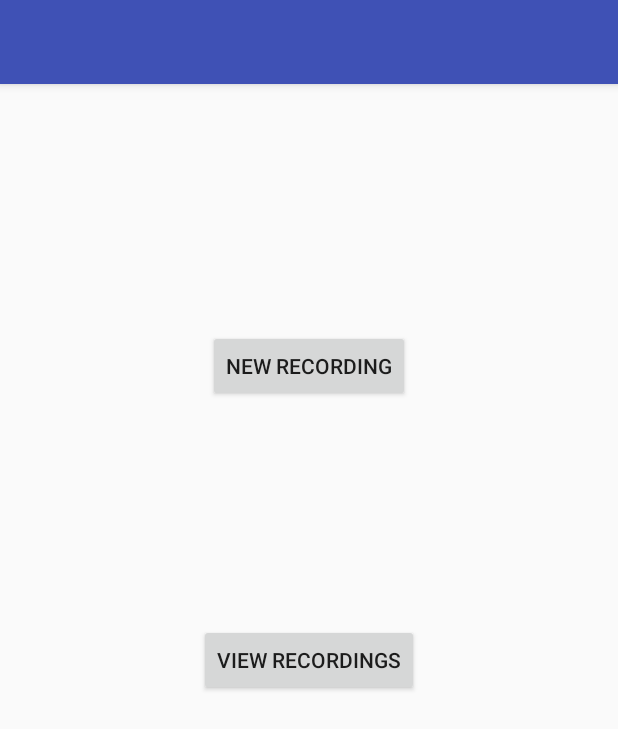
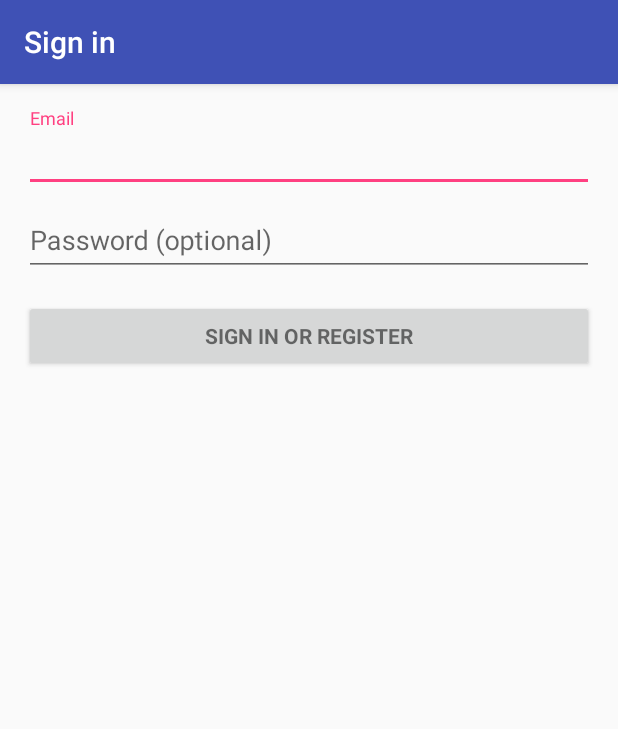
Before and after one commit to sriramoman/CSE535, an Android app: the screen it shows after launch (HomeScreen before the commit, LoginActivity after it), on a phone screen of 412 x 824 dp. Shown: the top 729 px of the screen. Run offline under Robolectric (Android 15) with nearby library versions, the phone set to English and light mode, and no system bars; 2 statements that could not run were skipped.

Commit message:
sample login

```diff
--- /dev/null
+++ b/McProject/app/src/main/java/com/example/dhiraj/mcproject/LoginActivity.java
@@ -0,0 +1,352 @@
+package com.example.dhiraj.mcproject;
+
+import android.animation.Animator;
+import android.animation.AnimatorListenerAdapter;
+import android.annotation.TargetApi;
+import android.content.Intent;
+import android.content.pm.PackageManager;
+import android.support.annotation.NonNull;
+import android.support.design.widget.Snackbar;
+import android.support.v7.app.AppCompatActivity;
+import android.app.LoaderManager.LoaderCallbacks;
+
+import android.content.CursorLoader;
+import android.content.Loader;
+import android.database.Cursor;
+import android.net.Uri;
+import android.os.AsyncTask;
+
+import android.os.Build;
+import android.os.Bundle;
+import android.provider.ContactsContract;
+import android.text.TextUtils;
+import android.view.KeyEvent;
+import android.view.View;
+import android.view.View.OnClickListener;
+import android.view.inputmethod.EditorInfo;
+import android.widget.ArrayAdapter;
+import android.widget.AutoCompleteTextView;
+import android.widget.Button;
+import android.widget.EditText;
+import android.widget.TextView;
+
+import java.util.ArrayList;
+import java.util.List;
+
+import static android.Manifest.permission.READ_CONTACTS;
+
+/**
+ * A login screen that offers login via email/password.
+ */
+public class LoginActivity extends AppCompatActivity implements LoaderCallbacks<Cursor> {
+
+    /**
+     * Id to identity READ_CONTACTS permission request.
+     */
+    private static final int REQUEST_READ_CONTACTS = 0;
+
+    /**
+     * A dummy authentication store containing known user names and passwords.
+     * TODO: remove after connecting to a real authentication system.
+     */
+    private static final String[] DUMMY_CREDENTIALS = new String[]{
+            "foo@example.com:hello", "bar@example.com:world"
+    };
+    /**
+     * Keep track of the login task to ensure we can cancel it if requested.
+     */
+    private UserLoginTask mAuthTask = null;
+
+    // UI references.
+    private AutoCompleteTextView mEmailView;
+    private EditText mPasswordView;
+    private View mProgressView;
+    private View mLoginFormView;
+
+    @Override
+    protected void onCreate(Bundle savedInstanceState) {
+        super.onCreate(savedInstanceState);
+        setContentView(R.layout.activity_login);
+        // Set up the login form.
+        mEmailView = (AutoCompleteTextView) findViewById(R.id.email);
+        populateAutoComplete();
+
+        mPasswordView = (EditText) findViewById(R.id.password);
+        mPasswordView.setOnEditorActionListener(new TextView.OnEditorActionListener() {
+            @Override
+            public boolean onEditorAction(TextView textView, int id, KeyEvent keyEvent) {
+                if (id == R.id.login || id == EditorInfo.IME_NULL) {
+                    attemptLogin();
+                    return true;
+                }
+                return false;
+            }
+        });
+
+        Button mEmailSignInButton = (Button) findViewById(R.id.email_sign_in_button);
+        mEmailSignInButton.setOnClickListener(new OnClickListener() {
+            @Override
+            public void onClick(View view) {
+                attemptLogin();
+            }
+        });
+
+        mLoginFormView = findViewById(R.id.login_form);
+        mProgressView = findViewById(R.id.login_progress);
+    }
+
+    private void populateAutoComplete() {
+        if (!mayRequestContacts()) {
+            return;
+        }
+
+        getLoaderManager().initLoader(0, null, this);
+    }
+
+    private boolean mayRequestContacts() {
+        if (Build.VERSION.SDK_INT < Build.VERSION_CODES.M) {
+            return true;
+        }
+        if (checkSelfPermission(READ_CONTACTS) == PackageManager.PERMISSION_GRANTED) {
+            return true;
+        }
+        if (shouldShowRequestPermissionRationale(READ_CONTACTS)) {
+            Snackbar.make(mEmailView, R.string.permission_rationale, Snackbar.LENGTH_INDEFINITE)
+                    .setAction(android.R.string.ok, new View.OnClickListener() {
+                        @Override
+                        @TargetApi(Build.VERSION_CODES.M)
+                        public void onClick(View v) {
+                            requestPermissions(new String[]{READ_CONTACTS}, REQUEST_READ_CONTACTS);
+                        }
+                    });
+        } else {
+            requestPermissions(new String[]{READ_CONTACTS}, REQUEST_READ_CONTACTS);
+        }
+        return false;
+    }
+
+    /**
+     * Callback received when a permissions request has been completed.
+     */
+    @Override
+    public void onRequestPermissionsResult(int requestCode, @NonNull String[] permissions,
+                                           @NonNull int[] grantResults) {
+        if (requestCode == REQUEST_READ_CONTACTS) {
+            if (grantResults.length == 1 && grantResults[0] == PackageManager.PERMISSION_GRANTED) {
+                populateAutoComplete();
+            }
+        }
+    }
+
+
+    /**
+     * Attempts to sign in or register the account specified by the login form.
+     * If there are form errors (invalid email, missing fields, etc.), the
+     * errors are presented and no actual login attempt is made.
+     */
+    private void attemptLogin() {
+        if (mAuthTask != null) {
+            return;
+        }
+
+        // Reset errors.
+        mEmailView.setError(null);
+        mPasswordView.setError(null);
+
+        // Store values at the time of the login attempt.
+        String email = mEmailView.getText().toString();
+        String password = mPasswordView.getText().toString();
+
+        boolean cancel = false;
+        View focusView = null;
+
+        // Check for a valid password, if the user entered one.
+        if (!TextUtils.isEmpty(password) && !isPasswordValid(password)) {
+            mPasswordView.setError(getString(R.string.error_invalid_password));
+            focusView = mPasswordView;
+            cancel = true;
+        }
+
+        // Check for a valid email address.
+        if (TextUtils.isEmpty(email)) {
+            mEmailView.setError(getString(R.string.error_field_required));
+            focusView = mEmailView;
+            cancel = true;
+        } else if (!isEmailValid(email)) {
+            mEmailView.setError(getString(R.string.error_invalid_email));
+            focusView = mEmailView;
+            cancel = true;
+        }
+
+        if (cancel) {
+            // There was an error; don't attempt login and focus the first
+            // form field with an error.
+            focusView.requestFocus();
+        } else {
+            // Show a progress spinner, and kick off a background task to
+            // perform the user login attempt.
+            showProgress(true);
+            mAuthTask = new UserLoginTask(email, password);
+            mAuthTask.execute((Void) null);
+        }
+    }
+
+    private boolean isEmailValid(String email) {
+        //TODO: Replace this with your own logic
+        return email.contains("@");
+    }
+
+    private boolean isPasswordValid(String password) {
+        //TODO: Replace this with your own logic
+        return password.length() > 4;
+    }
+
+    /**
+     * Shows the progress UI and hides the login form.
+     */
+    @TargetApi(Build.VERSION_CODES.HONEYCOMB_MR2)
+    private void showProgress(final boolean show) {
+        // On Honeycomb MR2 we have the ViewPropertyAnimator APIs, which allow
+        // for very easy animations. If available, use these APIs to fade-in
+        // the progress spinner.
+        if (Build.VERSION.SDK_INT >= Build.VERSION_CODES.HONEYCOMB_MR2) {
+            int shortAnimTime = getResources().getInteger(android.R.integer.config_shortAnimTime);
+
+            mLoginFormView.setVisibility(show ? View.GONE : View.VISIBLE);
+            mLoginFormView.animate().setDuration(shortAnimTime).alpha(
+                    show ? 0 : 1).setListener(new AnimatorListenerAdapter() {
+                @Override
+                public void onAnimationEnd(Animator animation) {
+                    mLoginFormView.setVisibility(show ? View.GONE : View.VISIBLE);
+                }
+            });
+
+            mProgressView.setVisibility(show ? View.VISIBLE : View.GONE);
+            mProgressView.animate().setDuration(shortAnimTime).alpha(
+                    show ? 1 : 0).setListener(new AnimatorListenerAdapter() {
+                @Override
+                public void onAnimationEnd(Animator animation) {
+                    mProgressView.setVisibility(show ? View.VISIBLE : View.GONE);
+                }
+            });
+        } else {
+            // The ViewPropertyAnimator APIs are not available, so simply show
+            // and hide the relevant UI components.
+            mProgressView.setVisibility(show ? View.VISIBLE : View.GONE);
+            mLoginFormView.setVisibility(show ? View.GONE : View.VISIBLE);
+        }
+    }
+
+    @Override
+    public Loader<Cursor> onCreateLoader(int i, Bundle bundle) {
+        return new CursorLoader(this,
+                // Retrieve data rows for the device user's 'profile' contact.
+                Uri.withAppendedPath(ContactsContract.Profile.CONTENT_URI,
+                        ContactsContract.Contacts.Data.CONTENT_DIRECTORY), ProfileQuery.PROJECTION,
+
+                // Select only email addresses.
+                ContactsContract.Contacts.Data.MIMETYPE +
+                        " = ?", new String[]{ContactsContract.CommonDataKinds.Email
+                .CONTENT_ITEM_TYPE},
+
+                // Show primary email addresses first. Note that there won't be
+                // a primary email address if the user hasn't specified one.
+                ContactsContract.Contacts.Data.IS_PRIMARY + " DESC");
+    }
+
+    @Override
+    public void onLoadFinished(Loader<Cursor> cursorLoader, Cursor cursor) {
+        List<String> emails = new ArrayList<>();
+        cursor.moveToFirst();
+        while (!cursor.isAfterLast()) {
+            emails.add(cursor.getString(ProfileQuery.ADDRESS));
+            cursor.moveToNext();
+        }
+
+        addEmailsToAutoComplete(emails);
+    }
+
+    @Override
+    public void onLoaderReset(Loader<Cursor> cursorLoader) {
+
+    }
+
+    private void addEmailsToAutoComplete(List<String> emailAddressCollection) {
+        //Create adapter to tell the AutoCompleteTextView what to show in its dropdown list.
+        ArrayAdapter<String> adapter =
+                new ArrayAdapter<>(LoginActivity.this,
+                        android.R.layout.simple_dropdown_item_1line, emailAddressCollection);
+
+        mEmailView.setAdapter(adapter);
+    }
+
+
+    private interface ProfileQuery {
+        String[] PROJECTION = {
+                ContactsContract.CommonDataKinds.Email.ADDRESS,
+                ContactsContract.CommonDataKinds.Email.IS_PRIMARY,
+        };
+
+        int ADDRESS = 0;
+        int IS_PRIMARY = 1;
+    }
+
+    /**
+     * Represents an asynchronous login/registration task used to authenticate
+     * the user.
+     */
+    public class UserLoginTask extends AsyncTask<Void, Void, Boolean> {
+
+        private final String mEmail;
+        private final String mPassword;
+
+        UserLoginTask(String email, String password) {
+            mEmail = email;
+            mPassword = password;
+        }
+
+        @Override
+        protected Boolean doInBackground(Void... params) {
+            // TODO: attempt authentication against a network service.
+
+            try {
+                // Simulate network access.
+                Thread.sleep(2000);
+            } catch (InterruptedException e) {
+                return false;
+            }
+
+            for (String credential : DUMMY_CREDENTIALS) {
+                String[] pieces = credential.split(":");
+                if (pieces[0].equals(mEmail)) {
+                    // Account exists, return true if the password matches.
+                    return pieces[1].equals(mPassword);
+                }
+            }
+
+            // TODO: register the new account here.
+            return false;// Changed
+        }
+
+        @Override
+        protected void onPostExecute(final Boolean success) {
+            mAuthTask = null;
+            showProgress(false);
+
+            if (success) {
+                finish();
+                Intent intent = new Intent(LoginActivity.this, HomeScreen.class);
+                startActivity(intent);
+            } else {
+                mPasswordView.setError(getString(R.string.error_incorrect_password));
+                mPasswordView.requestFocus();
+            }
+        }
+
+        @Override
+        protected void onCancelled() {
+            mAuthTask = null;
+            showProgress(false);
+        }
+    }
+}
--- /dev/null
+++ b/McProject/app/src/main/res/layout/activity_login.xml
@@ -0,0 +1,77 @@
+<LinearLayout xmlns:android="http://schemas.android.com/apk/res/android"
+    xmlns:tools="http://schemas.android.com/tools"
+    android:layout_width="match_parent"
+    android:layout_height="match_parent"
+    android:gravity="center_horizontal"
+    android:orientation="vertical"
+    android:paddingBottom="@dimen/activity_vertical_margin"
+    android:paddingLeft="@dimen/activity_horizontal_margin"
+    android:paddingRight="@dimen/activity_horizontal_margin"
+    android:paddingTop="@dimen/activity_vertical_margin"
+    tools:context="com.example.dhiraj.mcproject.LoginActivity">
+
+    <!-- Login progress -->
+    <ProgressBar
+        android:id="@+id/login_progress"
+        style="?android:attr/progressBarStyleLarge"
+        android:layout_width="wrap_content"
+        android:layout_height="wrap_content"
+        android:layout_marginBottom="8dp"
+        android:visibility="gone" />
+
+    <ScrollView
+        android:id="@+id/login_form"
+        android:layout_width="match_parent"
+        android:layout_height="match_parent">
+
+        <LinearLayout
+            android:id="@+id/email_login_form"
+            android:layout_width="match_parent"
+            android:layout_height="wrap_content"
+            android:orientation="vertical">
+
+            <android.support.design.widget.TextInputLayout
+                android:layout_width="match_parent"
+                android:layout_height="wrap_content">
+
+                <AutoCompleteTextView
+                    android:id="@+id/email"
+                    android:layout_width="match_parent"
+                    android:layout_height="wrap_content"
+                    android:hint="@string/prompt_email"
+                    android:inputType="textEmailAddress"
+                    android:maxLines="1"
+                    android:singleLine="true" />
+
+            </android.support.design.widget.TextInputLayout>
+
+            <android.support.design.widget.TextInputLayout
+                android:layout_width="match_parent"
+                android:layout_height="wrap_content">
+
+                <EditText
+                    android:id="@+id/password"
+                    android:layout_width="match_parent"
+                    android:layout_height="wrap_content"
+                    android:hint="@string/prompt_password"
+                    android:imeActionId="@+id/login"
+                    android:imeActionLabel="@string/action_sign_in_short"
+                    android:imeOptions="actionUnspecified"
+                    android:inputType="textPassword"
+                    android:maxLines="1"
+                    android:singleLine="true" />
+
+            </android.support.design.widget.TextInputLayout>
+
+            <Button
+                android:id="@+id/email_sign_in_button"
+                style="?android:textAppearanceSmall"
+                android:layout_width="match_parent"
+                android:layout_height="wrap_content"
+                android:layout_marginTop="16dp"
+                android:text="@string/action_sign_in"
+                android:textStyle="bold" />
+
+        </LinearLayout>
+    </ScrollView>
+</LinearLayout>
--- a/McProject/app/src/main/res/values/strings.xml
+++ b/McProject/app/src/main/res/values/strings.xml
@@ -2,4 +2,18 @@
     <string name="app_name">Mc Project</string>
     <string name="title_activity_home_screen">HomeScreen</string>
     <string name="title_activity_google_map_view">Map</string>
+    <string name="title_activity_login">Sign in</string>
+
+    <!-- Strings related to login -->
+    <string name="prompt_email">Email</string>
+    <string name="prompt_password">Password (optional)</string>
+    <string name="action_sign_in">Sign in or register</string>
+    <string name="action_sign_in_short">Sign in</string>
+    <string name="error_invalid_email">This email address is invalid</string>
+    <string name="error_invalid_password">This password is too short</string>
+    <string name="error_incorrect_password">This password is incorrect</string>
+    <string name="error_field_required">This field is required</string>
+    <string name="permission_rationale">"Contacts permissions are needed for providing email
+        completions."
+    </string>
 </resources>
```
Also changed, not shown: McProject/app/src/main/AndroidManifest.xml (+16 -6 lines).
